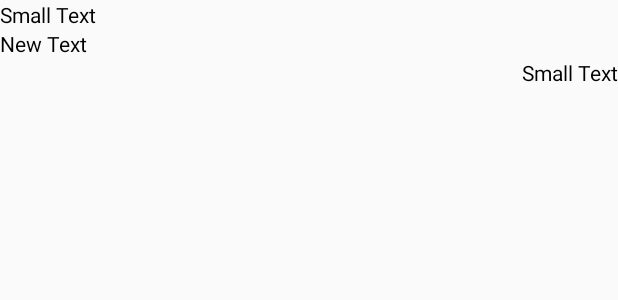
After one commit to HyukchulKwon/TwitterSample, an Android app: the layout tweet_list_layout.xml on its own in the app's theme, with its tools: preview values and no code run, on a phone screen of 412 x 824 dp. The commit adds this screen. Shown: the top 300 px of the screen. Run offline under Robolectric (Android 15) with nearby library versions, the phone set to English and light mode, and no system bars.

Commit message:
はんずおん終了

```diff
--- a/SampleTwitter/app/build.gradle
+++ b/SampleTwitter/app/build.gradle
@@ -5,7 +5,7 @@ android {
     buildToolsVersion "21.1.2"
 
     defaultConfig {
-        applicationId "com.example.hyukchulkwon.sampletwitter"
+        applicationId "com.example.hyukchulkwon.sampletwitter2"
         minSdkVersion 15
         targetSdkVersion 21
         versionCode 1
--- a/SampleTwitter/app/src/main/AndroidManifest.xml
+++ b/SampleTwitter/app/src/main/AndroidManifest.xml
@@ -1,8 +1,9 @@
 <?xml version="1.0" encoding="utf-8"?>
 <manifest xmlns:android="http://schemas.android.com/apk/res/android"
-    package="com.example.hyukchulkwon.sampletwitter" >
+    package="com.example.hyukchulkwon.sampletwitter2" >
 
     <uses-permission android:name="android.permission.INTERNET" />
+
     <application
         android:allowBackup="true"
         android:icon="@mipmap/ic_launcher"
--- /dev/null
+++ b/SampleTwitter/app/src/main/res/layout/tweet_list_layout.xml
@@ -0,0 +1,29 @@
+<?xml version="1.0" encoding="utf-8"?>
+<LinearLayout xmlns:android="http://schemas.android.com/apk/res/android"
+    android:layout_width="match_parent" android:layout_height="match_parent" android:orientation="vertical">
+
+    <TextView
+        android:layout_width="wrap_content"
+        android:layout_height="wrap_content"
+        android:textAppearance="?android:attr/textAppearanceSmall"
+        android:text="Small Text"
+        android:id="@+id/userIdText"
+        android:textColor="@android:color/black"/>
+
+    <TextView
+        android:layout_width="match_parent"
+        android:layout_height="wrap_content"
+        android:text="New Text"
+        android:id="@+id/tweetText"
+        android:layout_gravity="center_horizontal"
+        android:textColor="@android:color/black"/>
+
+    <TextView
+        android:layout_width="wrap_content"
+        android:layout_height="wrap_content"
+        android:textAppearance="?android:attr/textAppearanceSmall"
+        android:text="Small Text"
+        android:id="@+id/timeText"
+        android:layout_gravity="right"
+        android:textColor="@android:color/black"/>
+</LinearLayout>
--- a/SampleTwitter/app/src/main/res/menu/menu_twitter_oauth.xml
+++ b/SampleTwitter/app/src/main/res/menu/menu_twitter_oauth.xml
@@ -1,7 +1,7 @@
 <menu xmlns:android="http://schemas.android.com/apk/res/android"
     xmlns:app="http://schemas.android.com/apk/res-auto"
     xmlns:tools="http://schemas.android.com/tools"
-    tools:context="com.example.hyukchulkwon.sampletwitter.TwitterOAuthActivity">
+    tools:context="com.example.hyukchulkwon.sampletwitter2.TwitterOAuthActivity">
     <item android:id="@+id/action_settings" android:title="@string/action_settings"
         android:orderInCategory="100" app:showAsAction="never" />
 </menu>
--- a/SampleTwitter/app/src/main/res/values/strings.xml
+++ b/SampleTwitter/app/src/main/res/values/strings.xml
@@ -1,9 +1,10 @@
 <resources>
-    <string name="app_name">SampleTwitter</string>
+    <string name="app_name">SampleTwitter2</string>
+
     <string name="hello_world">Hello world!</string>
-    <string name="action_settings">Settings</string>
     <string name="twitter_consumer_key">crGz7F6jh16MK2h8awl5hAwoD</string>
     <string name="twitter_consumer_secret">D41Zl4Xd8kZaAWdB7Xt3aSQUQtapAGvshsCoDYckveUldLJbN7</string>
     <string name="title_activity_twitter_oauth">TwitterOAuthActivity</string>
+    <string name="action_settings">Settings</string>
     <string name="twitter_callback_url">back://twitter</string>
 </resources>
```
Also changed, not shown: SampleTwitter/app/src/main/java/com/example/hyukchulkwon/sampletwitter/MainActivity.java (deleted, +0 -110 lines), SampleTwitter/app/src/main/java/com/example/hyukchulkwon/sampletwitter2/MainActivity.java (added, +146 -0 lines), SampleTwitter/app/src/main/java/com/example/hyukchulkwon/sampletwitter2/TwitterOAuthActivity.java (renamed from SampleTwitter/app/src/main/java/com/example/hyukchulkwon/sampletwitter/TwitterOAuthActivity.java, +39 -14 lines), SampleTwitter/app/src/main/java/com/example/hyukchulkwon/sampletwitter2/TwitterUtils.java (renamed from SampleTwitter/app/src/main/java/com/example/hyukchulkwon/sampletwitter/Util/TwitterUtils.java, +10 -16 lines), SampleTwitter/app/src/main/java/com/example/hyukchulkwon/sampletwitter2/twitterAdapter.java (added, +58 -0 lines), SampleTwitter/app/src/main/res/layout/activity_main.xml (+25 -6 lines), SampleTwitter/app/src/main/res/layout/activity_twitter_oauth.xml (+5 -4 lines), 5 other files.
